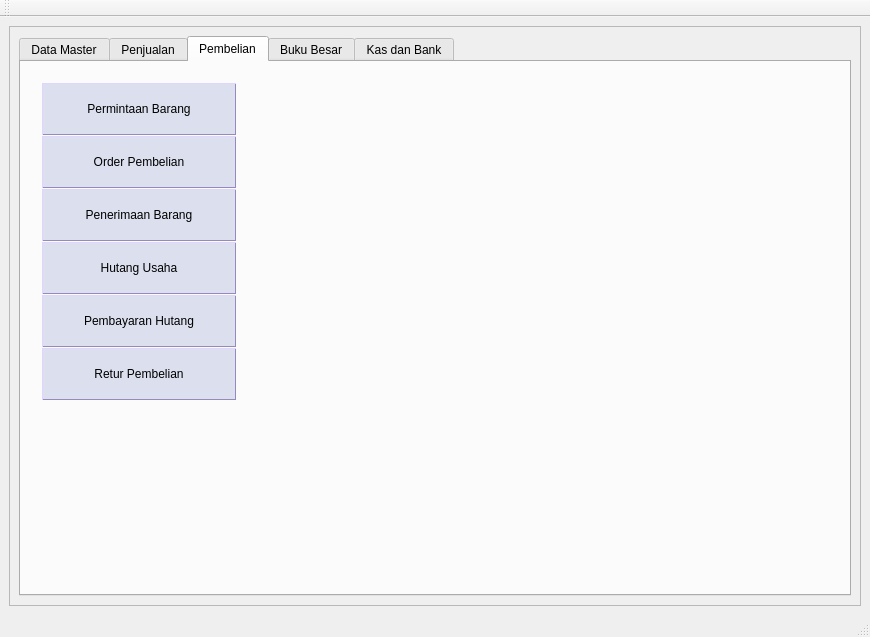
Qt form GUI.ui (fnugrahendi/petuk.corp) before a commit.
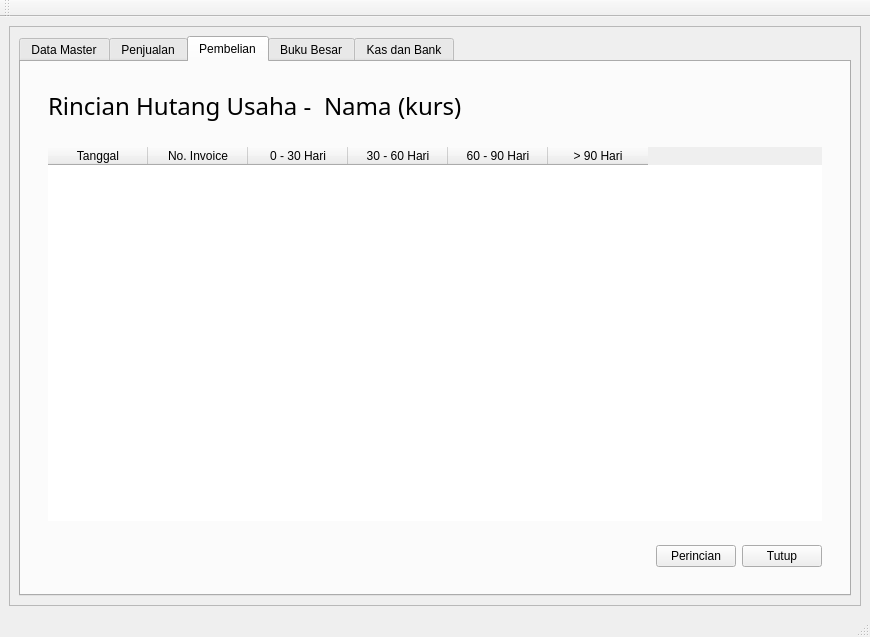
The same form after that commit. The open tabs and pages were chosen to show the change. Icons and pictures are not drawn.

Commit message: Popup pembelian beres, hutang rincian

The edit to the form file:
```diff
--- a/GUI.ui
+++ b/GUI.ui
@@ -7983,6 +7983,257 @@
                </item>
               </layout>
              </widget>
+             <widget class="QWidget" name="page">
+              <layout class="QVBoxLayout" name="verticalLayout_20">
+               <item>
+                <widget class="QFrame" name="fr_Pembelian_RincianHutang_Title">
+                 <property name="sizePolicy">
+                  <sizepolicy hsizetype="Preferred" vsizetype="Maximum">
+                   <horstretch>0</horstretch>
+                   <verstretch>0</verstretch>
+                  </sizepolicy>
+                 </property>
+                 <property name="minimumSize">
+                  <size>
+                   <width>0</width>
+                   <height>45</height>
+                  </size>
+                 </property>
+                 <property name="frameShape">
+                  <enum>QFrame::StyledPanel</enum>
+                 </property>
+                 <property name="frameShadow">
+                  <enum>QFrame::Raised</enum>
+                 </property>
+                 <layout class="QGridLayout" name="gl_Penjualan_RincianPiutang_title_2">
+                  <item row="0" column="0">
+                   <widget class="QLabel" name="lb_Pembelian_RincianHutang_Title">
+                    <property name="sizePolicy">
+                     <sizepolicy hsizetype="Preferred" vsizetype="Maximum">
+                      <horstretch>0</horstretch>
+                      <verstretch>0</verstretch>
+                     </sizepolicy>
+                    </property>
+                    <property name="font">
+                     <font>
+                      <family>Segoe UI Semilight</family>
+                      <pointsize>18</pointsize>
+                     </font>
+                    </property>
+                    <property name="text">
+                     <string>Rincian Hutang Usaha - </string>
+                    </property>
+                    <property name="alignment">
+                     <set>Qt::AlignLeading|Qt::AlignLeft|Qt::AlignVCenter</set>
+                    </property>
+                   </widget>
+                  </item>
+                  <item row="0" column="1">
+                   <widget class="QLabel" name="lb_Pembelian_RincianHutang_Title_Nama">
+                    <property name="sizePolicy">
+                     <sizepolicy hsizetype="Preferred" vsizetype="Maximum">
+                      <horstretch>0</horstretch>
+                      <verstretch>0</verstretch>
+                     </sizepolicy>
+                    </property>
+                    <property name="font">
+                     <font>
+                      <family>Segoe UI Semilight</family>
+                      <pointsize>18</pointsize>
+                     </font>
+                    </property>
+                    <property name="text">
+                     <string>Nama</string>
+                    </property>
+                    <property name="alignment">
+                     <set>Qt::AlignLeading|Qt::AlignLeft|Qt::AlignVCenter</set>
+                    </property>
+                   </widget>
+                  </item>
+                  <item row="0" column="2">
+                   <widget class="QLabel" name="lb_Pembelian_RincianHutang_Title_Kurs">
+                    <property name="sizePolicy">
+                     <sizepolicy hsizetype="Preferred" vsizetype="Maximum">
+                      <horstretch>0</horstretch>
+                      <verstretch>0</verstretch>
+                     </sizepolicy>
+                    </property>
+                    <property name="font">
+                     <font>
+                      <family>Segoe UI Semilight</family>
+                      <pointsize>18</pointsize>
+                     </font>
+                    </property>
+                    <property name="text">
+                     <string>(kurs)</string>
+                    </property>
+                    <property name="alignment">
+                     <set>Qt::AlignLeading|Qt::AlignLeft|Qt::AlignVCenter</set>
+                    </property>
+                   </widget>
+                  </item>
+                  <item row="0" column="3">
+                   <spacer name="hs_Pembelian_RincianHutang_Title">
+                    <property name="orientation">
+                     <enum>Qt::Horizontal</enum>
+                    </property>
+                    <property name="sizeHint" stdset="0">
+                     <size>
+                      <width>40</width>
+                      <height>20</height>
+                     </size>
+                    </property>
+                   </spacer>
+                  </item>
+                 </layout>
+                </widget>
+               </item>
+               <item>
+                <widget class="QFrame" name="fr_Pembelian_RincianHutang_Tabel">
+                 <property name="sizePolicy">
+                  <sizepolicy hsizetype="Preferred" vsizetype="MinimumExpanding">
+                   <horstretch>0</horstretch>
+                   <verstretch>0</verstretch>
+                  </sizepolicy>
+                 </property>
+                 <property name="frameShape">
+                  <enum>QFrame::StyledPanel</enum>
+                 </property>
+                 <property name="frameShadow">
+                  <enum>QFrame::Raised</enum>
+                 </property>
+                 <layout class="QVBoxLayout" name="vl_Penjualan_RincianPiutang_tabel_2">
+                  <item>
+                   <widget class="QTableWidget" name="tbl_Pembelian_RincianHutang">
+                    <property name="sizePolicy">
+                     <sizepolicy hsizetype="Maximum" vsizetype="MinimumExpanding">
+                      <horstretch>0</horstretch>
+                      <verstretch>0</verstretch>
+                     </sizepolicy>
+                    </property>
+                    <property name="minimumSize">
+                     <size>
+                      <width>0</width>
+                      <height>270</height>
+                     </size>
+                    </property>
+                    <property name="maximumSize">
+                     <size>
+                      <width>1366</width>
+                      <height>16777215</height>
+                     </size>
+                    </property>
+                    <property name="frameShape">
+                     <enum>QFrame::NoFrame</enum>
+                    </property>
+                    <property name="showGrid">
+                     <bool>false</bool>
+                    </property>
+                    <property name="wordWrap">
+                     <bool>true</bool>
+                    </property>
+                    <property name="cornerButtonEnabled">
+                     <bool>true</bool>
+                    </property>
+                    <property name="rowCount">
+                     <number>8</number>
+                    </property>
+                    <property name="columnCount">
+                     <number>6</number>
+                    </property>
+                    <attribute name="verticalHeaderVisible">
+                     <bool>false</bool>
+                    </attribute>
+                    <row/>
+                    <row/>
+                    <row/>
+                    <row/>
+                    <row/>
+                    <row/>
+                    <row/>
+                    <row/>
+                    <column>
+                     <property name="text">
+                      <string>Tanggal</string>
+                     </property>
+                    </column>
+                    <column>
+                     <property name="text">
+                      <string>No. Invoice</string>
+                     </property>
+                    </column>
+                    <column>
+                     <property name="text">
+                      <string>0 - 30 Hari</string>
+                     </property>
+                    </column>
+                    <column>
+                     <property name="text">
+                      <string>30 - 60 Hari</string>
+                     </property>
+                    </column>
+                    <column>
+                     <property name="text">
+                      <string>60 - 90 Hari</string>
+                     </property>
+                    </column>
+                    <column>
+                     <property name="text">
+                      <string>&gt; 90 Hari</string>
+                     </property>
+                    </column>
+                   </widget>
+                  </item>
+                 </layout>
+                </widget>
+               </item>
+               <item>
+                <widget class="QFrame" name="fr_Pembelian_RincianHutang_Tombol">
+                 <property name="sizePolicy">
+                  <sizepolicy hsizetype="Preferred" vsizetype="Maximum">
+                   <horstretch>0</horstretch>
+                   <verstretch>0</verstretch>
+                  </sizepolicy>
+                 </property>
+                 <property name="frameShape">
+                  <enum>QFrame::StyledPanel</enum>
+                 </property>
+                 <property name="frameShadow">
+                  <enum>QFrame::Raised</enum>
+                 </property>
+                 <layout class="QHBoxLayout" name="hl_Penjualan_RincianPiutang_tombol_2">
+                  <item>
+                   <spacer name="hs_Pembelian_RincianHutang_Tombol">
+                    <property name="orientation">
+                     <enum>Qt::Horizontal</enum>
+                    </property>
+                    <property name="sizeHint" stdset="0">
+                     <size>
+                      <width>523</width>
+                      <height>20</height>
+                     </size>
+                    </property>
+                   </spacer>
+                  </item>
+                  <item>
+                   <widget class="QPushButton" name="tb_Pembelian_RincianHutang_Perincian">
+                    <property name="text">
+                     <string>Perincian</string>
+                    </property>
+                   </widget>
+                  </item>
+                  <item>
+                   <widget class="QPushButton" name="tb_Pembelian_RincianHutang_Tutup">
+                    <property name="text">
+                     <string>Tutup</string>
+                    </property>
+                   </widget>
+                  </item>
+                 </layout>
+                </widget>
+               </item>
+              </layout>
+             </widget>
              <widget class="QWidget" name="st_Pembelian_PembayaranHutang"/>
              <widget class="QWidget" name="st_Pembelian_ReturPembelian"/>
             </widget>
```
Left out of the diff: 6 changed lines with no effect on the pictures. The commit also changes 3 other files.
